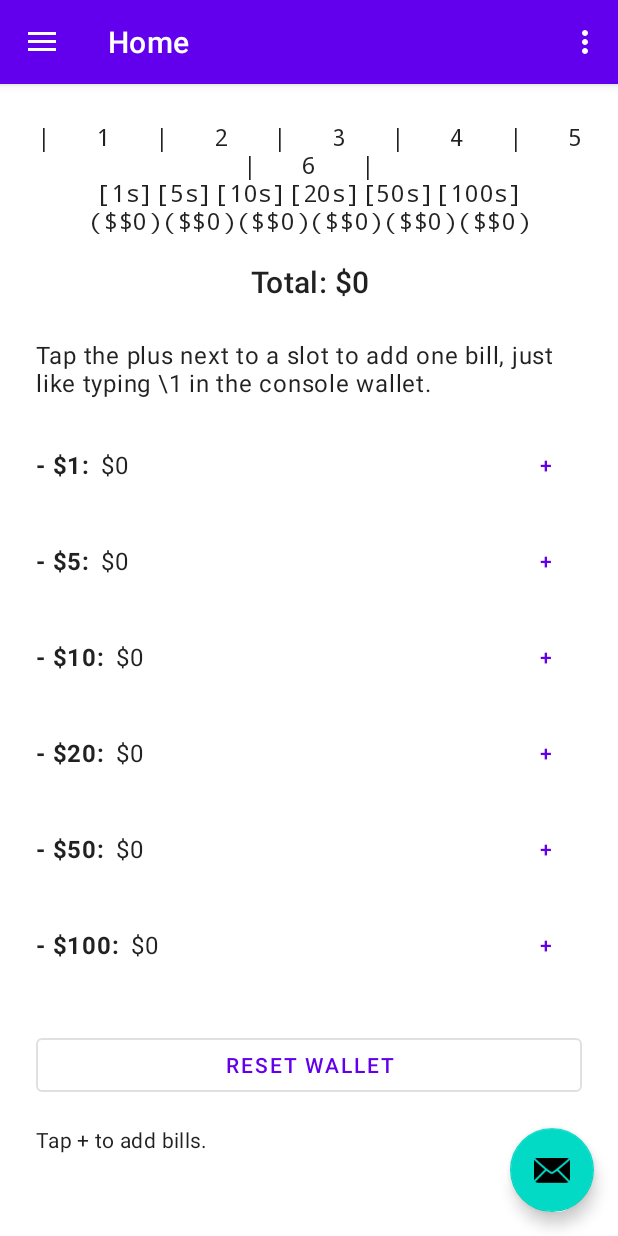
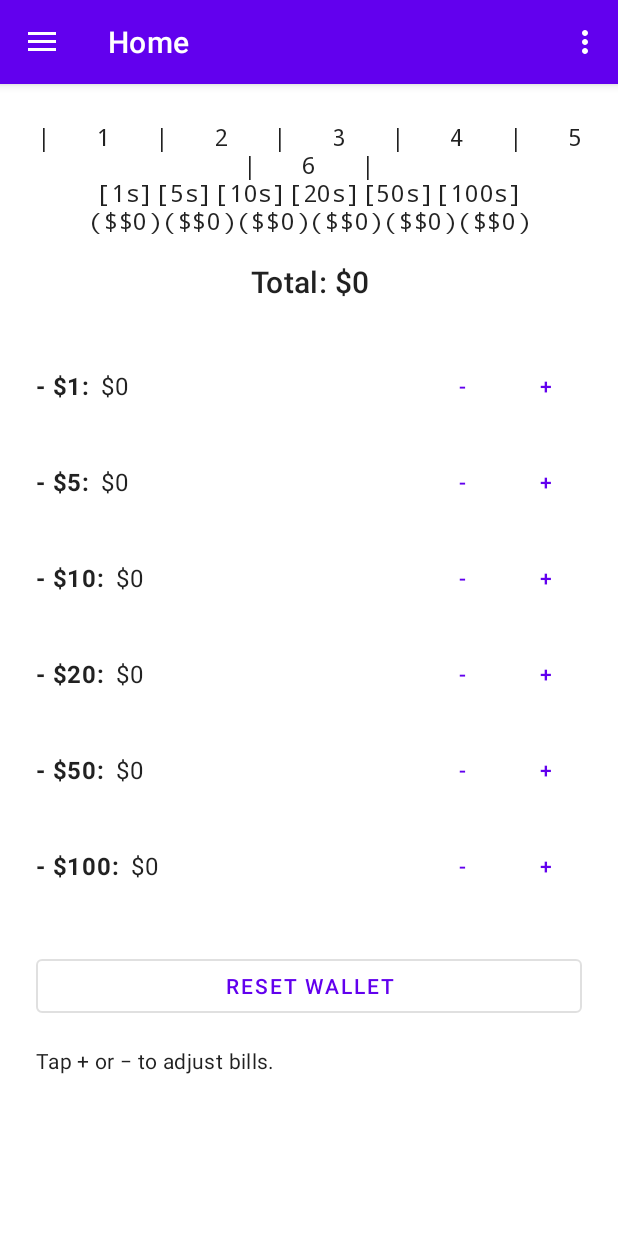
Before and after one commit to firebadnofire/simplewallet, an Android app: the screen it shows after launch (MainActivity), on a phone screen of 412 x 824 dp. Run offline under Robolectric (Android 15) with nearby library versions, the phone set to English and light mode, and no system bars; our stand-ins replace navigation-ui; 1 statement that could not run was skipped.

Commit message:
Add bill removal controls and clean home UI

```diff
--- a/app/src/main/res/layout/app_bar_main.xml
+++ b/app/src/main/res/layout/app_bar_main.xml
@@ -22,13 +22,4 @@
 
     <include layout="@layout/content_main" />
 
-    <com.google.android.material.floatingactionbutton.FloatingActionButton
-        android:id="@+id/fab"
-        android:layout_width="wrap_content"
-        android:layout_height="wrap_content"
-        android:layout_gravity="bottom|end"
-        android:layout_marginEnd="@dimen/fab_margin"
-        android:layout_marginBottom="16dp"
-        app:srcCompat="@android:drawable/ic_dialog_email" />
-
 </androidx.coordinatorlayout.widget.CoordinatorLayout>
--- a/app/src/main/res/layout/fragment_home.xml
+++ b/app/src/main/res/layout/fragment_home.xml
@@ -39,19 +39,11 @@
                 android:textAppearance="@style/TextAppearance.MaterialComponents.Headline6"
                 tools:text="Total: $0" />
 
-            <TextView
-                android:id="@+id/instructions"
-                android:layout_width="match_parent"
-                android:layout_height="wrap_content"
-                android:layout_marginTop="24dp"
-                android:text="@string/wallet_instructions"
-                android:textAppearance="@style/TextAppearance.MaterialComponents.Body1" />
-
             <LinearLayout
                 android:id="@+id/denominationList"
                 android:layout_width="match_parent"
                 android:layout_height="wrap_content"
-                android:layout_marginTop="12dp"
+                android:layout_marginTop="24dp"
                 android:orientation="vertical" />
 
             <com.google.android.material.button.MaterialButton
--- a/app/src/main/res/layout/item_denomination_entry.xml
+++ b/app/src/main/res/layout/item_denomination_entry.xml
@@ -24,6 +24,15 @@
         android:text="$0" />
 
     <com.google.android.material.button.MaterialButton
+        android:id="@+id/denominationRemoveButton"
+        style="@style/Widget.MaterialComponents.Button.TextButton"
+        android:layout_width="wrap_content"
+        android:layout_height="wrap_content"
+        android:layout_marginEnd="8dp"
+        android:minWidth="48dp"
+        android:text="-" />
+
+    <com.google.android.material.button.MaterialButton
         android:id="@+id/denominationAddButton"
         style="@style/Widget.MaterialComponents.Button.TextButton"
         android:layout_width="wrap_content"
--- a/app/src/main/res/values/strings.xml
+++ b/app/src/main/res/values/strings.xml
@@ -11,11 +11,12 @@
     <string name="menu_gallery">Gallery</string>
     <string name="menu_slideshow">Slideshow</string>
 
-    <string name="wallet_instructions">Tap the plus next to a slot to add one bill, just like typing \\1 in the console wallet.</string>
     <string name="reset_button">Reset wallet</string>
     <string name="total_format">Total: $%1$d</string>
-    <string name="feedback_default">Tap + to add bills.</string>
-    <string name="feedback_success">Added %1$d bill(s) to slot %2$d (%3$s).</string>
+    <string name="feedback_default">Tap + or − to adjust bills.</string>
+    <string name="feedback_add_success">Added %1$d bill(s) to slot %2$d (%3$s).</string>
+    <string name="feedback_remove_success">Removed %1$d bill(s) from slot %2$d (%3$s).</string>
+    <string name="feedback_remove_empty">No bills to remove from slot %1$d.</string>
     <string name="denomination_label_format">- $%1$d:</string>
     <string name="denomination_value_format">$%1$d</string>
     <string name="denomination_description_single">$%1$d bill</string>
```
Also changed, not shown: app/src/main/java/org/archuser/wallet/ui/home/HomeFragment.kt (+22 -4 lines).
